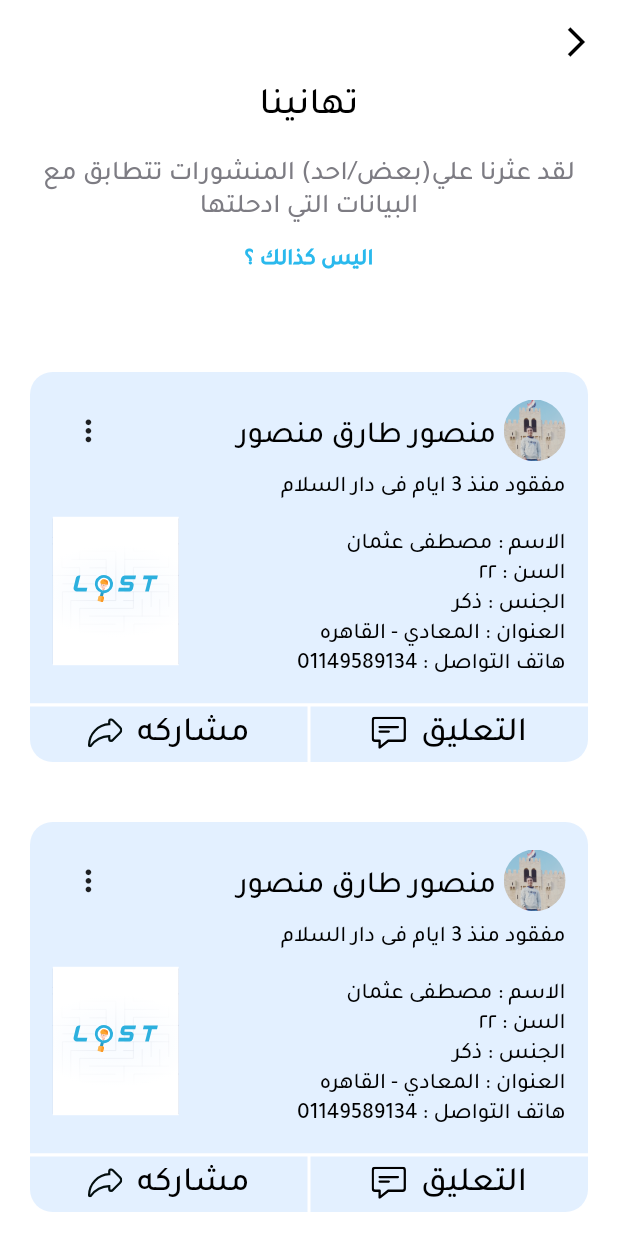
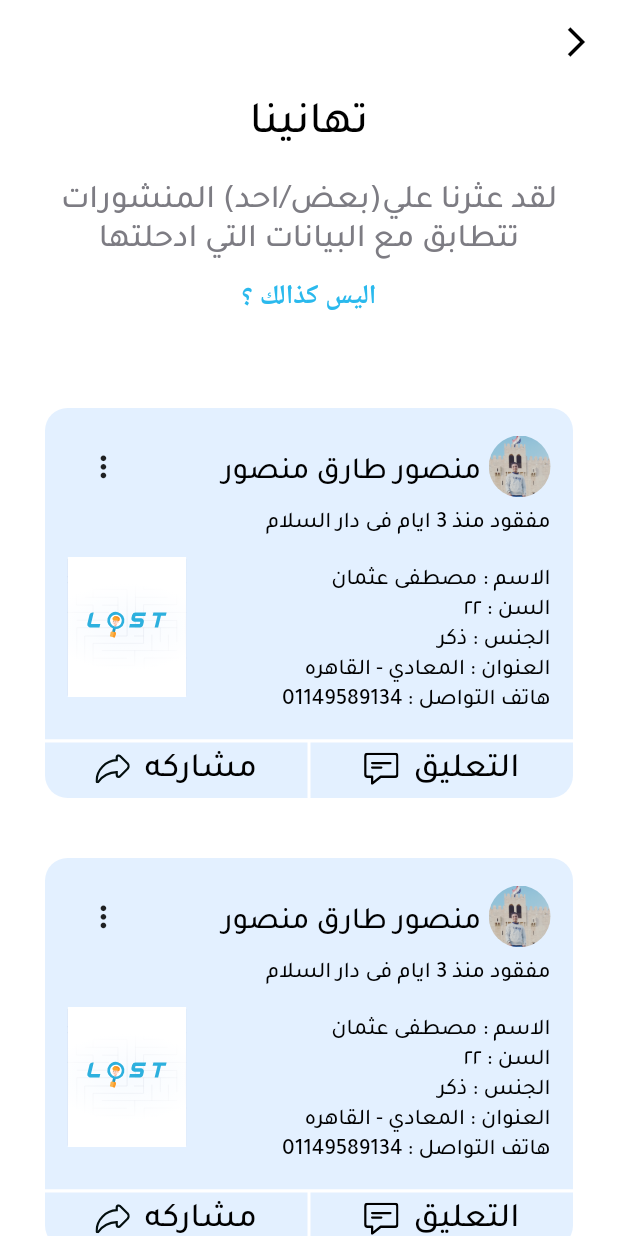
Before and after one commit to Mostafa-Osman/lost_app, a Flutter app: the PostsFoundScreen screen opened by its route, on a phone screen of 412 x 824 dp. Run offline on Flutter 3.47's test engine with Material 2 defaults, Android fonts, the phone set to English and light mode, and no system bars; our stand-ins replace bloc, flutter_bloc, flutter_svg, flutter_switch, hexcolor, image_picker and 4 more.

Commit message:
mostafa make cubit for home layout

```diff
--- a/lib/modules/home_layout/home_layout_cubit/cubit.dart
+++ b/lib/modules/home_layout/home_layout_cubit/cubit.dart
@@ -1,15 +1,39 @@
-
+import 'package:flutter/material.dart';
 import 'package:flutter_bloc/flutter_bloc.dart';
+import 'package:lost_app/modules/home/ui/home.dart';
 import 'package:lost_app/modules/home_layout/home_layout_cubit/states.dart';
+import 'package:lost_app/modules/profile/ui/profile.dart';
+import 'package:lost_app/shared/components/appbar_widget.dart';
+import 'package:lost_app/shared/styles/color.dart';
 
 class HomeLayoutCubit extends Cubit<HomeLayoutStates> {
   HomeLayoutCubit() : super(HomeLayoutInitialState());
+
   static HomeLayoutCubit get(context) => BlocProvider.of(context);
+  int indexPage = 0;
 
-  // bool isVisibility = true;
-  //
-  // void visibilityPassword() {
-  //   isVisibility = !isVisibility;
-  //   emit(LoginVisibilityPasswordState());
-  // }
+   Color bottomNavBarAccColor = grey;
+   Color bottomNavBarHomeColor = bottomNavBarBlue;
+  Map<int, PreferredSizeWidget> appBar = {
+    0: HomePageAppBar(),
+    1: AccountPageAppBar(),
+  };
+  Map<int, Widget> page = {
+    0: HomeClass(),
+    1: ProfileClass(),
+  };
+
+  changeBottomNavBarIndexAndColor() {
+    if (indexPage == 0) {
+      bottomNavBarAccColor = bottomNavBarBlue;
+      bottomNavBarHomeColor = grey;
+      indexPage = 1;
+    }
+    else {
+      bottomNavBarAccColor = grey;
+      bottomNavBarHomeColor = bottomNavBarBlue;
+      indexPage = 0;
+    }
+    emit(ChangeBottomNavBarIndexAndColorState());
+  }
 }
--- a/lib/modules/home_layout/home_layout_cubit/states.dart
+++ b/lib/modules/home_layout/home_layout_cubit/states.dart
@@ -2,4 +2,4 @@ abstract class HomeLayoutStates {}
 
 class HomeLayoutInitialState extends HomeLayoutStates {}
 
-class LoginVisibilityPasswordState extends HomeLayoutStates {}
+class ChangeBottomNavBarIndexAndColorState extends HomeLayoutStates {}
--- a/lib/modules/login/ui/enter_phone_number.dart
+++ b/lib/modules/login/ui/enter_phone_number.dart
@@ -69,7 +69,6 @@ class PhoneNumberScreen extends StatelessWidget {
                             navigateWithArgument(context, RouteConstant.verifyRoute,true
                             );
                           },
-
                     ),
                   ),
                 ),
--- a/lib/modules/login/ui/reset_password.dart
+++ b/lib/modules/login/ui/reset_password.dart
@@ -12,7 +12,6 @@ import 'package:lost_app/shared/components/text_form_field_class.dart';
 import 'package:lost_app/shared/components/timer.dart';
 import 'package:lost_app/shared/styles/color.dart';
 
-import 'enter_phone_number.dart';
 
 class ResetPasswordScreen extends StatelessWidget {
   final TextEditingController resetPasswordControl = TextEditingController();
--- a/lib/modules/posts_found/ui/posts_found.dart
+++ b/lib/modules/posts_found/ui/posts_found.dart
@@ -1,5 +1,4 @@
 import 'package:flutter/material.dart';
-import 'package:lost_app/modules/home_layout/ui/home_layout.dart';
 import 'package:lost_app/modules/route/route_constants.dart';
 import 'package:lost_app/shared/components/PostCard.dart';
 import 'package:lost_app/shared/components/alert_dialog_class.dart';
@@ -9,35 +8,39 @@ import 'package:lost_app/shared/components/text_class.dart';
 import 'package:lost_app/shared/styles/color.dart';
 
 class PostsFoundScreen extends StatelessWidget {
-
   @override
   Widget build(BuildContext context) {
     return Scaffold(
+      backgroundColor: white,
       appBar: AppBar(
           backgroundColor: white,
           elevation: 0,
           leading: IconButton(
-              onPressed: () => navigatorAndFinish(context,RouteConstant.homeLayoutRoute),
+              onPressed: () =>
+                  navigatorAndFinish(context, RouteConstant.homeLayoutRoute),
               icon: Icon(Icons.arrow_back_ios_sharp, color: black))),
-      body: SingleChildScrollView(
-        child: Container(
-          color: white,
+      body: SafeArea(
+        child: SingleChildScrollView(
+          child: Padding(
+            padding: const EdgeInsets.all(10.0),
             child: Column(
               crossAxisAlignment: CrossAxisAlignment.center,
               children: [
-              TextClass(text: 'تهانينا', fontSize: 25),
-              SizedBox(height: 20),
+                TextClass(text: 'تهانينا', fontSize: 30),
                 Padding(
-                padding: const EdgeInsets.only(right: 10.0, left: 10.0),
+                  padding:
+                      const EdgeInsets.only(right: 10.0, left: 10.0, top: 20),
                   child: TextClass(
                     text:
                         'لقد عثرنا علي(بعض/احد) المنشورات تتطابق مع البيانات التي ادحلتها',
                     textColor: lightGrey,
+                    fontSize: 22,
                   ),
                 ),
                 TextButtonClass(
                     text: 'اليس كذالك ؟',
                     textColor: mainColor,
+                    fontSize: 18,
                     onPressed: () {
                       showDialog(
                         context: context,
@@ -46,7 +49,11 @@ class PostsFoundScreen extends StatelessWidget {
                             widget: Column(
                               children: [
                                 Padding(
-                                padding: const EdgeInsets.only(top: 20.0,right: 20.0,left: 20.0,bottom: 30),
+                                  padding: const EdgeInsets.only(
+                                      top: 20.0,
+                                      right: 20.0,
+                                      left: 20.0,
+                                      bottom: 30),
                                   child: TextClass(
                                       text:
                                           'سنقوم بحفظ البيانات المدخله في قاعدة البيانات وانشاء منشور',
@@ -65,7 +72,8 @@ class PostsFoundScreen extends StatelessWidget {
                                   text: 'تعديل البيانات',
                                   fontSize: 18,
                                   textColor: lightGrey,
-                                onPressed: () {},
+                                  onPressed: () => navigateWithArgument(context,
+                                      RouteConstant.addPersonDataRoute,'مكان الفقدان'),
                                 )),
                                 Container(
                                   width: 2,
@@ -77,11 +85,11 @@ class PostsFoundScreen extends StatelessWidget {
                                     fontSize: 18,
                                     textColor: mainColor,
                                     onPressed: () {},
-                              ))
+                                  ),
+                                )
                               ],
                             ),
-                          isDoneIcon: false
-                      ),
+                            isDoneIcon: false),
                       );
                     }),
                SizedBox(height: 30),
@@ -90,6 +98,7 @@ class PostsFoundScreen extends StatelessWidget {
             ),
           ),
         ),
+      ),
     );
   }
 }
--- a/lib/my_app.dart
+++ b/lib/my_app.dart
@@ -1,11 +1,12 @@
 import 'package:flutter/material.dart';
 import 'package:flutter_bloc/flutter_bloc.dart';
 import 'package:lost_app/modules/add_person_data/add_person_cubit/cubit.dart';
-import 'package:lost_app/modules/comment/ui/reply_comment_screen.dart';
+import 'package:lost_app/modules/home_layout/home_layout_cubit/cubit.dart';
 import 'package:lost_app/modules/home_layout/ui/home_layout.dart';
 import 'package:lost_app/modules/login/login_cubit/cubit.dart';
 import 'package:lost_app/modules/login/ui/login.dart';
 import 'package:lost_app/modules/on_boarding/on_boarding_cubit/cubit.dart';
+import 'package:lost_app/modules/on_boarding/ui/on_boarding.dart';
 import 'package:lost_app/modules/profile/profile_cubit/cubit.dart';
 import 'package:lost_app/modules/register/register_cubit/cubit.dart';
 import 'package:lost_app/modules/route/router.dart';
@@ -15,6 +16,7 @@ import 'package:lost_app/modules/verify_mobile/verify_cubit/cubit.dart';
 import 'package:flutter_localizations/flutter_localizations.dart';
 
 class MyApp extends StatefulWidget {
+
   const MyApp();
 
   @override
@@ -30,6 +32,7 @@ class _MyAppState extends State<MyApp> {
   final settingCubit = SettingCubit();
   final verifyCubit = VerifyCubit();
   final profileCubit = ProfileCubit();
+  final homeLayoutCubit = HomeLayoutCubit();
 
   @override
   void didChangeDependencies() {
@@ -48,6 +51,7 @@ class _MyAppState extends State<MyApp> {
           BlocProvider(create: (context) => settingCubit),
           BlocProvider(create: (context) => verifyCubit),
           BlocProvider(create: (context) => profileCubit),
+          BlocProvider(create: (context) => homeLayoutCubit),
         ],
         child: MaterialApp(
             debugShowCheckedModeBanner: false,
@@ -61,9 +65,7 @@ class _MyAppState extends State<MyApp> {
             supportedLocales: [
               Locale('ar', ''),
             ],
-        home: HomeLayoutScreen(),
-      ),
-    );
+            home: HomeLayoutScreen()));
   }
 
   @override
@@ -77,5 +79,6 @@ class _MyAppState extends State<MyApp> {
     settingCubit.close();
     verifyCubit.close();
     profileCubit.close();
+    homeLayoutCubit.close();
   }
 }
--- a/lib/shared/components/text_button_class.dart
+++ b/lib/shared/components/text_button_class.dart
@@ -1,24 +1,24 @@
 import 'package:flutter/material.dart';
 import 'package:lost_app/shared/components/text_class.dart';
 
-class TextButtonClass extends StatefulWidget {
+class TextButtonClass extends StatelessWidget {
   // required text
-  late String text;
+  final String text;
 
   // required Function (Action happen when press in text)
-  late Function onPressed;
+  final Function onPressed;
 
   //initial font size 15
-  double fontSize;
+  final double fontSize;
 
   //initial TextAlign center
-  TextAlign textAlign;
+  final TextAlign textAlign;
 
   //initial FontWeight bold
-  FontWeight fontWeight;
+  final FontWeight fontWeight;
 
   //initial Text color black
-  Color textColor = Colors.black;
+  final Color textColor;
 
   TextButtonClass({
     required this.text,
@@ -30,23 +30,15 @@ class TextButtonClass extends StatefulWidget {
   });
 
   @override
-  State<TextButtonClass> createState() => _TextButtonClassState();
-}
-
-class _TextButtonClassState extends State<TextButtonClass> {
-  @override
   Widget build(BuildContext context) {
     return TextButton(
-      child:
-      TextClass(
-        text: widget.text,
-        fontSize: widget.fontSize,
-        fontWeight: widget.fontWeight,
-        textColor: widget.textColor,
-        textAlign: widget.textAlign,
-
+      child: Text(
+        text,
+        style: TextStyle(
+            fontSize: fontSize, fontWeight: fontWeight, color: textColor),
+        textAlign: textAlign,
       ),
-      onPressed: () => widget.onPressed(),
+      onPressed: () => onPressed(),
     );
   }
 }
--- a/lib/shared/components/text_class.dart
+++ b/lib/shared/components/text_class.dart
@@ -10,7 +10,7 @@ class TextClass extends StatelessWidget {
   //initial TextAlign center
   late TextAlign textAlign;
 
-  //initial FontWeight bold
+  //initial FontWeight normal
   late FontWeight fontWeight;
 
   //initial Text color black
```
Also changed, not shown: lib/modules/home_layout/ui/home_layout.dart (+23 -46 lines). Lines whose indentation alone changed are shown as unchanged.
